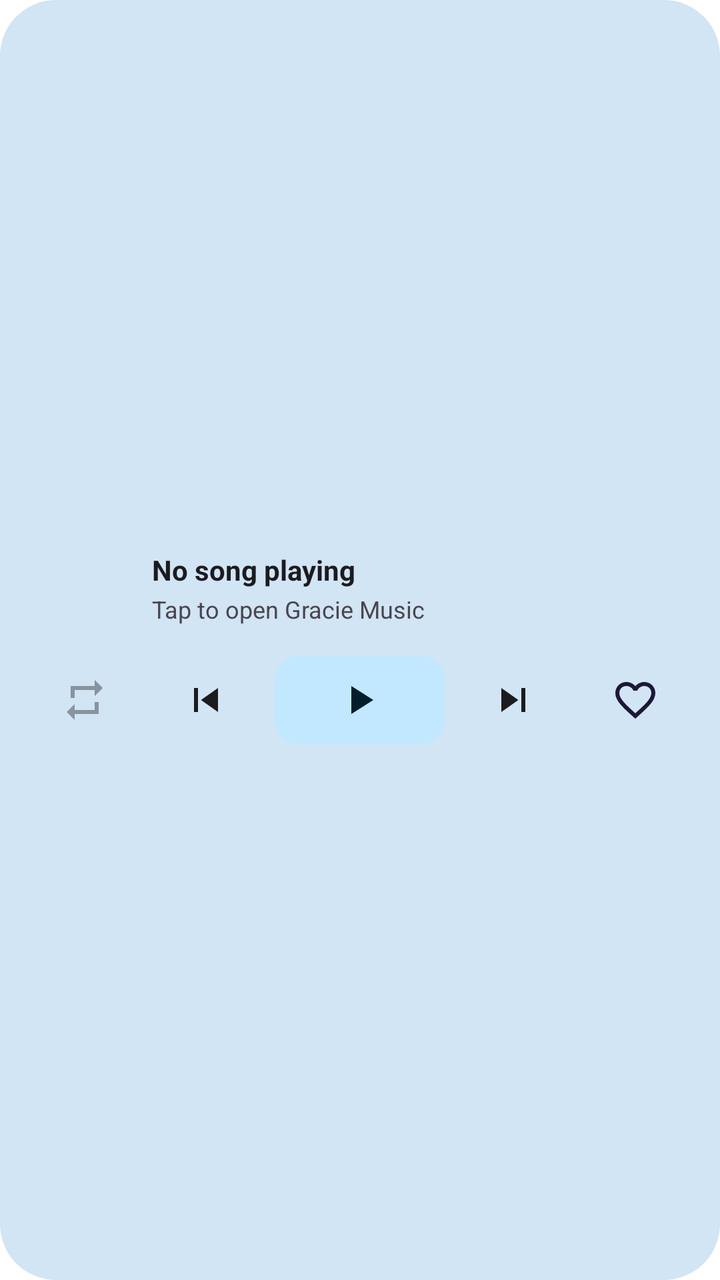
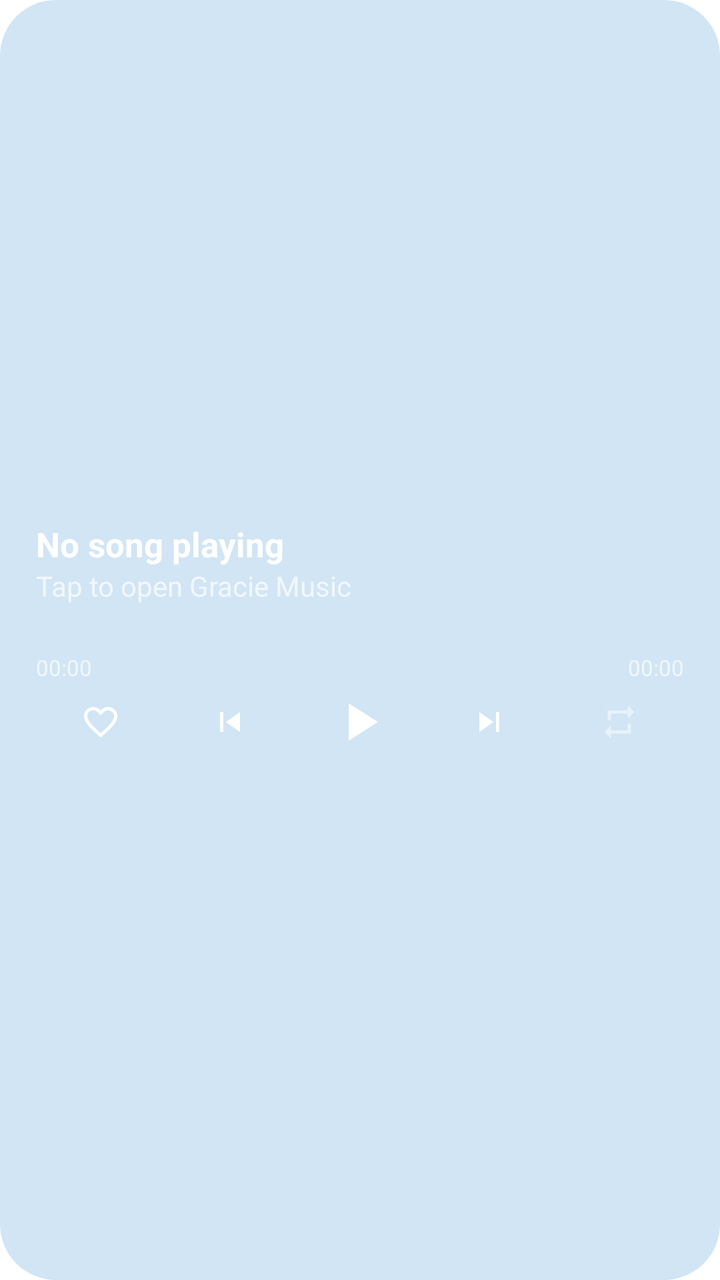

Before-and-after screenshots of an Android layout around one commit, followed by the original layout XML and the change that was made.
<!-- AndroidManifest.xml: application theme Theme.vivimusic -->
<!-- res/layout/widget_notification.xml -->
<?xml version="1.0" encoding="utf-8"?>
<LinearLayout xmlns:android="http://schemas.android.com/apk/res/android"
    android:id="@android:id/background"
    android:layout_width="match_parent"
    android:layout_height="match_parent"
    android:orientation="vertical"
    android:background="@drawable/widget_background"
    android:padding="12dp"
    android:gravity="center_vertical"
    android:theme="@style/Theme.Widget.vivimusic">

    <LinearLayout
        android:layout_width="match_parent"
        android:layout_height="wrap_content"
        android:orientation="horizontal"
        android:gravity="center_vertical">

        <ImageView
            android:id="@+id/widget_n_album_art"
            android:layout_width="52dp"
            android:layout_height="52dp"
            android:scaleType="centerCrop"
            android:src="@mipmap/ic_launcher"
            android:contentDescription="@string/album_art" />

        <LinearLayout
            android:layout_width="0dp"
            android:layout_height="wrap_content"
            android:layout_weight="1"
            android:layout_marginStart="12dp"
            android:orientation="vertical">

            <TextView
                android:id="@+id/widget_n_song_title"
                android:layout_width="match_parent"
                android:layout_height="wrap_content"
                android:text="@string/not_playing"
                android:textSize="14sp"
                android:textStyle="bold"
                android:textColor="@color/widget_text_primary"
                android:maxLines="1"
                android:ellipsize="end" />

            <TextView
                android:id="@+id/widget_n_artist_name"
                android:layout_width="match_parent"
                android:layout_height="wrap_content"
                android:text="@string/tap_to_play"
                android:textSize="12sp"
                android:textColor="@color/widget_text_secondary"
                android:maxLines="1"
                android:ellipsize="end"
                android:layout_marginTop="2dp" />
        </LinearLayout>
    </LinearLayout>

    <LinearLayout
        android:layout_width="match_parent"
        android:layout_height="wrap_content"
        android:layout_marginTop="8dp"
        android:orientation="horizontal"
        android:gravity="center_vertical">

        <ImageButton
            android:id="@+id/widget_n_repeat"
            android:layout_width="0dp"
            android:layout_height="40dp"
            android:layout_weight="1"
            android:padding="8dp"
            android:scaleType="fitCenter"
            android:background="@android:color/transparent"
            android:src="@drawable/ic_widget_n_repeat_off"
            android:contentDescription="@string/repeat" />

        <ImageButton
            android:id="@+id/widget_n_prev"
            android:layout_width="0dp"
            android:layout_height="40dp"
            android:layout_weight="1"
            android:padding="8dp"
            android:scaleType="fitCenter"
            android:background="@android:color/transparent"
            android:src="@drawable/ic_widget_n_prev"
            android:contentDescription="@string/previous" />

        <FrameLayout
            android:id="@+id/widget_n_play_container"
            android:layout_width="0dp"
            android:layout_height="44dp"
            android:layout_weight="1.4"
            android:layout_marginStart="4dp"
            android:layout_marginEnd="4dp"
            android:background="@drawable/widget_play_button_circular">

            <ImageView
                android:id="@+id/widget_n_play_pause"
                android:layout_width="24dp"
                android:layout_height="24dp"
                android:layout_gravity="center"
                android:src="@drawable/ic_widget_n_play"
                android:contentDescription="@string/play_pause" />
        </FrameLayout>

        <ImageButton
            android:id="@+id/widget_n_next"
            android:layout_width="0dp"
            android:layout_height="40dp"
            android:layout_weight="1"
            android:padding="8dp"
            android:scaleType="fitCenter"
            android:background="@android:color/transparent"
            android:src="@drawable/ic_widget_n_next"
            android:contentDescription="@string/next" />

        <ImageButton
            android:id="@+id/widget_n_like"
            android:layout_width="0dp"
            android:layout_height="40dp"
            android:layout_weight="1"
            android:padding="8dp"
            android:scaleType="fitCenter"
            android:background="@android:color/transparent"
            android:src="@drawable/ic_widget_heart_outline_nav"
            android:contentDescription="@string/like" />
    </LinearLayout>
</LinearLayout>
<!-- resources referenced by this layout -->
<resources>
  <color name="widget_text_primary">#1C1B1F</color>
  <color name="widget_text_secondary">#49454F</color>
  <!-- drawable ic_widget_heart_outline_nav (drawable) -->
  <vector xmlns:android="http://schemas.android.com/apk/res/android"
      android:height="24dp"
      android:viewportHeight="24"
      android:viewportWidth="24"
      android:width="24dp">
      <path
          android:fillColor="@color/widget_on_tertiary_container"
          android:pathData="M16.5,3c-1.74,0 -3.41,0.81 -4.5,2.09C10.91,3.81 9.24,3 7.5,3 4.42,3 2,5.42 2,8.5c0,3.78 3.4,6.86 8.55,11.54L12,21.35l1.45,-1.32C18.6,15.36 22,12.28 22,8.5 22,5.42 19.58,3 16.5,3zM12.1,18.55l-0.1,0.1 -0.1,-0.1C7.14,14.24 4,11.39 4,8.5 4,6.5 5.5,5 7.5,5c1.54,0 3.04,0.99 3.57,2.36h1.87C13.46,5.99 14.96,5 16.5,5c2,0 3.5,1.5 3.5,3.5 0,2.89 -3.14,5.74 -7.9,10.05z"/>
  </vector>
  <!-- drawable ic_widget_n_next (drawable) -->
  <vector xmlns:android="http://schemas.android.com/apk/res/android"
      android:width="24dp"
      android:height="24dp"
      android:viewportWidth="24"
      android:viewportHeight="24">
      <path
          android:fillColor="@color/widget_text_primary"
          android:fillAlpha="1"
          android:pathData="M6,18l8.5,-6L6,6v12zM16,6v12h2V6h-2z" />
  </vector>
  <!-- drawable ic_widget_n_play (drawable) -->
  <vector xmlns:android="http://schemas.android.com/apk/res/android"
      android:width="24dp"
      android:height="24dp"
      android:viewportWidth="24"
      android:viewportHeight="24">
      <path
          android:fillColor="@color/widget_play_button_low_icon"
          android:fillAlpha="1"
          android:pathData="M8,5v14l11,-7z" />
  </vector>
  <!-- drawable ic_widget_n_prev (drawable) -->
  <vector xmlns:android="http://schemas.android.com/apk/res/android"
      android:width="24dp"
      android:height="24dp"
      android:viewportWidth="24"
      android:viewportHeight="24">
      <path
          android:fillColor="@color/widget_text_primary"
          android:fillAlpha="1"
          android:pathData="M6,6h2v12H6zM9.5,12l8.5,6V6z" />
  </vector>
  <!-- drawable ic_widget_n_repeat_off (drawable) -->
  <vector xmlns:android="http://schemas.android.com/apk/res/android"
      android:width="24dp"
      android:height="24dp"
      android:viewportWidth="24"
      android:viewportHeight="24">
      <path
          android:fillColor="@color/widget_text_primary"
          android:fillAlpha="0.4"
          android:pathData="M7,7h10v3l4,-4 -4,-4v3H5v6h2V7zM17,17H7v-3l-4,4 4,4v-3h12v-6h-2v4z" />
  </vector>
  <!-- drawable widget_play_button_circular (drawable) -->
  <?xml version="1.0" encoding="utf-8"?>
  <shape xmlns:android="http://schemas.android.com/apk/res/android"
      android:shape="rectangle">
      <solid android:color="@color/widget_play_button_low_bg" />
      <corners android:radius="12dp" />
      <size android:width="56dp" android:height="56dp" />
  </shape>
  <!-- mipmap ic_launcher (drawable) -->
  <?xml version="1.0" encoding="utf-8"?>
  <adaptive-icon xmlns:android="http://schemas.android.com/apk/res/android">
      <background android:drawable="@color/ic_launcher_background"/>
      <foreground android:drawable="@drawable/ic_launcher_foreground"/>
  </adaptive-icon>
  <string name="album_art">Album art</string>
  <string name="like">Like</string>
  <string name="next">Next</string>
  <string name="not_playing">No song playing</string>
  <string name="play_pause">Play/Pause</string>
  <string name="previous">Previous</string>
  <string name="repeat">Repeat</string>
  <string name="tap_to_play">Tap to open Gracie Music</string>
  <color name="widget_on_tertiary_container">#31111D</color>
  <color name="widget_play_button_low_icon">@color/widget_on_primary_container</color>
  <color name="widget_play_button_low_bg">@color/widget_primary_container</color>
  <color name="ic_launcher_background">#66302C</color>
  <!-- drawable ic_launcher_foreground: webp bitmap (drawable, 91266 bytes) -->
  <color name="widget_on_primary_container">#21005D</color>
  <color name="widget_primary_container">#EADDFF</color>
  <!-- unchanged entries left out for length: 3 -->
</resources>

<!-- the commit's change to res/layout/widget_notification.xml (unified diff, before → after) -->
@@ -1,126 +1,148 @@
 <?xml version="1.0" encoding="utf-8"?>
-<LinearLayout xmlns:android="http://schemas.android.com/apk/res/android"
+<FrameLayout xmlns:android="http://schemas.android.com/apk/res/android"
     android:id="@android:id/background"
     android:layout_width="match_parent"
     android:layout_height="match_parent"
-    android:orientation="vertical"
     android:background="@drawable/widget_background"
-    android:padding="12dp"
-    android:gravity="center_vertical"
     android:theme="@style/Theme.Widget.vivimusic">
 
+    
+    <ImageView
+        android:id="@+id/widget_n_bg"
+        android:layout_width="match_parent"
+        android:layout_height="match_parent"
+        android:scaleType="centerCrop"
+        android:importantForAccessibility="no" />
+
     <LinearLayout
+        android:id="@+id/widget_n_open_area"
         android:layout_width="match_parent"
-        android:layout_height="wrap_content"
-        android:orientation="horizontal"
-        android:gravity="center_vertical">
+        android:layout_height="match_parent"
+        android:orientation="vertical"
+        android:gravity="center_vertical"
+        android:paddingStart="18dp"
+        android:paddingEnd="18dp"
+        android:paddingTop="6dp"
+        android:paddingBottom="6dp">
 
+        <TextView
+            android:id="@+id/widget_n_song_title"
+            android:layout_width="match_parent"
+            android:layout_height="wrap_content"
+            android:text="@string/not_playing"
+            android:textSize="17sp"
+            android:textStyle="bold"
+            android:textColor="#FFFFFFFF"
+            android:maxLines="1"
+            android:ellipsize="end" />
+
+        <TextView
+            android:id="@+id/widget_n_artist_name"
+            android:layout_width="match_parent"
+            android:layout_height="wrap_content"
+            android:text="@string/tap_to_play"
+            android:textSize="14sp"
+            android:textColor="#B3FFFFFF"
+            android:maxLines="1"
+            android:ellipsize="end" />
+
+        
         <ImageView
-            android:id="@+id/widget_n_album_art"
-            android:layout_width="52dp"
-            android:layout_height="52dp"
-            android:scaleType="centerCrop"
-            android:src="@mipmap/ic_launcher"
-            android:contentDescription="@string/album_art" />
+            android:id="@+id/widget_n_progress"
+            android:layout_width="match_parent"
+            android:layout_height="18dp"
+            android:layout_marginTop="6dp"
+            android:scaleType="fitXY"
+            android:importantForAccessibility="no" />
 
         <LinearLayout
-            android:layout_width="0dp"
+            android:layout_width="match_parent"
             android:layout_height="wrap_content"
-            android:layout_weight="1"
-            android:layout_marginStart="12dp"
-            android:orientation="vertical">
+            android:orientation="horizontal">
 
             <TextView
-                android:id="@+id/widget_n_song_title"
-                android:layout_width="match_parent"
+                android:id="@+id/widget_n_time_current"
+                android:layout_width="0dp"
                 android:layout_height="wrap_content"
-                android:text="@string/not_playing"
-                android:textSize="14sp"
-                android:textStyle="bold"
-                android:textColor="@color/widget_text_primary"
-                android:maxLines="1"
-                android:ellipsize="end" />
+                android:layout_weight="1"
+                android:text="00:00"
+                android:textSize="11sp"
+                android:textColor="#B3FFFFFF" />
 
             <TextView
-                android:id="@+id/widget_n_artist_name"
-                android:layout_width="match_parent"
+                android:id="@+id/widget_n_time_total"
+                android:layout_width="wrap_content"
                 android:layout_height="wrap_content"
-                android:text="@string/tap_to_play"
-                android:textSize="12sp"
-                android:textColor="@color/widget_text_secondary"
-                android:maxLines="1"
-                android:ellipsize="end"
-                android:layout_marginTop="2dp" />
+                android:text="00:00"
+                android:textSize="11sp"
+                android:textColor="#B3FFFFFF" />
+        </LinearLayout>
+
+        <LinearLayout
+            android:layout_width="match_parent"
+            android:layout_height="wrap_content"
+            android:layout_marginTop="2dp"
+            android:orientation="horizontal"
+            android:gravity="center_vertical">
+
+            <ImageButton
+                android:id="@+id/widget_n_like"
+                android:layout_width="0dp"
+                android:layout_height="36dp"
+                android:layout_weight="1"
+                android:padding="8dp"
+                android:scaleType="fitCenter"
+                android:background="@android:color/transparent"
+                android:src="@drawable/ic_widget_n_heart_off"
+                android:contentDescription="@string/like" />
+
+            <ImageButton
+                android:id="@+id/widget_n_prev"
+                android:layout_width="0dp"
+                android:layout_height="36dp"
+                android:layout_weight="1"
+                android:padding="8dp"
+                android:scaleType="fitCenter"
+                android:background="@android:color/transparent"
+                android:src="@drawable/ic_widget_n_prev"
+                android:contentDescription="@string/previous" />
+
+            <FrameLayout
+                android:id="@+id/widget_n_play_container"
+                android:layout_width="0dp"
+                android:layout_height="36dp"
+                android:layout_weight="1">
+
+                <ImageView
+                    android:id="@+id/widget_n_play_pause"
+                    android:layout_width="32dp"
+                    android:layout_height="32dp"
+                    android:layout_gravity="center"
+                    android:src="@drawable/ic_widget_n_play"
+                    android:contentDescription="@string/play_pause" />
+            </FrameLayout>
+
+            <ImageButton
+                android:id="@+id/widget_n_next"
+                android:layout_width="0dp"
+                android:layout_height="36dp"
+                android:layout_weight="1"
+                android:padding="8dp"
+                android:scaleType="fitCenter"
+                android:background="@android:color/transparent"
+                android:src="@drawable/ic_widget_n_next"
+                android:contentDescription="@string/next" />
+
+            <ImageButton
+                android:id="@+id/widget_n_repeat"
+                android:layout_width="0dp"
+                android:layout_height="36dp"
+                android:layout_weight="1"
+                android:padding="8dp"
+                android:scaleType="fitCenter"
+                android:background="@android:color/transparent"
+                android:src="@drawable/ic_widget_n_repeat_off"
+                android:contentDescription="@string/repeat" />
         </LinearLayout>
     </LinearLayout>
-
-    <LinearLayout
-        android:layout_width="match_parent"
-        android:layout_height="wrap_content"
-        android:layout_marginTop="8dp"
-        android:orientation="horizontal"
-        android:gravity="center_vertical">
-
-        <ImageButton
-            android:id="@+id/widget_n_repeat"
-            android:layout_width="0dp"
-            android:layout_height="40dp"
-            android:layout_weight="1"
-            android:padding="8dp"
-            android:scaleType="fitCenter"
-            android:background="@android:color/transparent"
-            android:src="@drawable/ic_widget_n_repeat_off"
-            android:contentDescription="@string/repeat" />
-
-        <ImageButton
-            android:id="@+id/widget_n_prev"
-            android:layout_width="0dp"
-            android:layout_height="40dp"
-            android:layout_weight="1"
-            android:padding="8dp"
-            android:scaleType="fitCenter"
-            android:background="@android:color/transparent"
-            android:src="@drawable/ic_widget_n_prev"
-            android:contentDescription="@string/previous" />
-
-        <FrameLayout
-            android:id="@+id/widget_n_play_container"
-            android:layout_width="0dp"
-            android:layout_height="44dp"
-            android:layout_weight="1.4"
-            android:layout_marginStart="4dp"
-            android:layout_marginEnd="4dp"
-            android:background="@drawable/widget_play_button_circular">
-
-            <ImageView
-                android:id="@+id/widget_n_play_pause"
-                android:layout_width="24dp"
-                android:layout_height="24dp"
-                android:layout_gravity="center"
-                android:src="@drawable/ic_widget_n_play"
-                android:contentDescription="@string/play_pause" />
-        </FrameLayout>
-
-        <ImageButton
-            android:id="@+id/widget_n_next"
-            android:layout_width="0dp"
-            android:layout_height="40dp"
-            android:layout_weight="1"
-            android:padding="8dp"
-            android:scaleType="fitCenter"
-            android:background="@android:color/transparent"
-            android:src="@drawable/ic_widget_n_next"
-            android:contentDescription="@string/next" />
-
-        <ImageButton
-            android:id="@+id/widget_n_like"
-            android:layout_width="0dp"
-            android:layout_height="40dp"
-            android:layout_weight="1"
-            android:padding="8dp"
-            android:scaleType="fitCenter"
-            android:background="@android:color/transparent"
-            android:src="@drawable/ic_widget_heart_outline_nav"
-            android:contentDescription="@string/like" />
-    </LinearLayout>
-</LinearLayout>
+</FrameLayout>
<!-- resource entries referenced after the edit -->
@@ -1,15 +1,13 @@
 <!-- resources referenced by this layout -->
 <resources>
-  <color name="widget_text_primary">#1C1B1F</color>
-  <color name="widget_text_secondary">#49454F</color>
-  <!-- drawable ic_widget_heart_outline_nav (drawable) -->
+  <!-- drawable ic_widget_n_heart_off (drawable) -->
   <vector xmlns:android="http://schemas.android.com/apk/res/android"
       android:height="24dp"
       android:viewportHeight="24"
       android:viewportWidth="24"
       android:width="24dp">
       <path
-          android:fillColor="@color/widget_on_tertiary_container"
+          android:fillColor="#FFFFFFFF"
           android:pathData="M16.5,3c-1.74,0 -3.41,0.81 -4.5,2.09C10.91,3.81 9.24,3 7.5,3 4.42,3 2,5.42 2,8.5c0,3.78 3.4,6.86 8.55,11.54L12,21.35l1.45,-1.32C18.6,15.36 22,12.28 22,8.5 22,5.42 19.58,3 16.5,3zM12.1,18.55l-0.1,0.1 -0.1,-0.1C7.14,14.24 4,11.39 4,8.5 4,6.5 5.5,5 7.5,5c1.54,0 3.04,0.99 3.57,2.36h1.87C13.46,5.99 14.96,5 16.5,5c2,0 3.5,1.5 3.5,3.5 0,2.89 -3.14,5.74 -7.9,10.05z"/>
   </vector>
   <!-- drawable ic_widget_n_next (drawable) -->
@@ -19,7 +17,7 @@
       android:viewportWidth="24"
       android:viewportHeight="24">
       <path
-          android:fillColor="@color/widget_text_primary"
+          android:fillColor="#FFFFFFFF"
           android:fillAlpha="1"
           android:pathData="M6,18l8.5,-6L6,6v12zM16,6v12h2V6h-2z" />
   </vector>
@@ -30,7 +28,7 @@
       android:viewportWidth="24"
       android:viewportHeight="24">
       <path
-          android:fillColor="@color/widget_play_button_low_icon"
+          android:fillColor="#FFFFFFFF"
           android:fillAlpha="1"
           android:pathData="M8,5v14l11,-7z" />
   </vector>
@@ -41,7 +39,7 @@
       android:viewportWidth="24"
       android:viewportHeight="24">
       <path
-          android:fillColor="@color/widget_text_primary"
+          android:fillColor="#FFFFFFFF"
           android:fillAlpha="1"
           android:pathData="M6,6h2v12H6zM9.5,12l8.5,6V6z" />
   </vector>
@@ -52,25 +50,10 @@
       android:viewportWidth="24"
       android:viewportHeight="24">
       <path
-          android:fillColor="@color/widget_text_primary"
-          android:fillAlpha="0.4"
+          android:fillColor="#FFFFFFFF"
+          android:fillAlpha="0.5"
           android:pathData="M7,7h10v3l4,-4 -4,-4v3H5v6h2V7zM17,17H7v-3l-4,4 4,4v-3h12v-6h-2v4z" />
   </vector>
-  <!-- drawable widget_play_button_circular (drawable) -->
-  <?xml version="1.0" encoding="utf-8"?>
-  <shape xmlns:android="http://schemas.android.com/apk/res/android"
-      android:shape="rectangle">
-      <solid android:color="@color/widget_play_button_low_bg" />
-      <corners android:radius="12dp" />
-      <size android:width="56dp" android:height="56dp" />
-  </shape>
-  <!-- mipmap ic_launcher (drawable) -->
-  <?xml version="1.0" encoding="utf-8"?>
-  <adaptive-icon xmlns:android="http://schemas.android.com/apk/res/android">
-      <background android:drawable="@color/ic_launcher_background"/>
-      <foreground android:drawable="@drawable/ic_launcher_foreground"/>
-  </adaptive-icon>
-  <string name="album_art">Album art</string>
   <string name="like">Like</string>
   <string name="next">Next</string>
   <string name="not_playing">No song playing</string>
@@ -78,13 +61,6 @@
   <string name="previous">Previous</string>
   <string name="repeat">Repeat</string>
   <string name="tap_to_play">Tap to open Gracie Music</string>
-  <color name="widget_on_tertiary_container">#31111D</color>
-  <color name="widget_play_button_low_icon">@color/widget_on_primary_container</color>
-  <color name="widget_play_button_low_bg">@color/widget_primary_container</color>
-  <color name="ic_launcher_background">#66302C</color>
-  <!-- drawable ic_launcher_foreground: webp bitmap (drawable, 91266 bytes) -->
-  <color name="widget_on_primary_container">#21005D</color>
-  <color name="widget_primary_container">#EADDFF</color>
   <!-- unchanged entries left out for length: 3 -->
 </resources>
 
